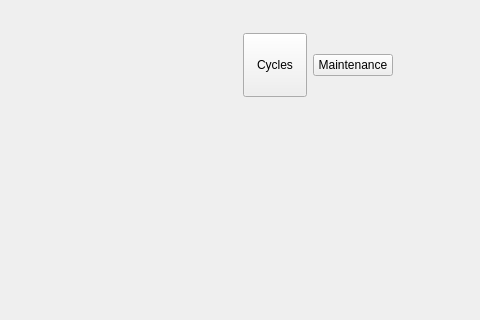
Old version of the form mainwindow.ui in the repository mishkoLitvin/L_Aries-progect; both pictures show x 259 to 739 and y 0 to 320 of the 859 by 768 pixel window.
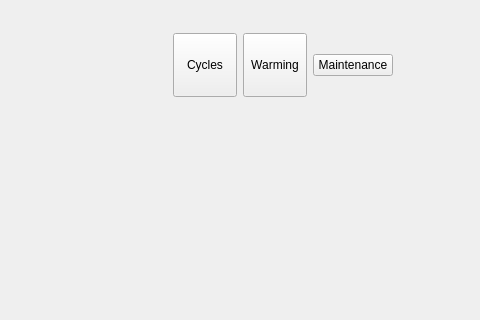
New version of the form. Icons and pictures are not drawn.

Commit message: Warming added. Bug fixing and optimization made.

Diff of the .ui file:
```diff
--- a/mainwindow.ui
+++ b/mainwindow.ui
@@ -326,6 +326,35 @@
             </property>
            </widget>
           </item>
+          <item>
+           <widget class="QToolButton" name="pButtonWarming">
+            <property name="minimumSize">
+             <size>
+              <width>64</width>
+              <height>64</height>
+             </size>
+            </property>
+            <property name="text">
+             <string>Warming</string>
+            </property>
+            <property name="icon">
+             <iconset resource="icons.qrc">
+              <normaloff>:/new/icons/icons/Base/warmingOn.png</normaloff>:/new/icons/icons/Base/warmingOn.png</iconset>
+            </property>
+            <property name="iconSize">
+             <size>
+              <width>32</width>
+              <height>32</height>
+             </size>
+            </property>
+            <property name="checkable">
+             <bool>true</bool>
+            </property>
+            <property name="toolButtonStyle">
+             <enum>Qt::ToolButtonTextUnderIcon</enum>
+            </property>
+           </widget>
+          </item>
           <item>
            <widget class="QPushButton" name="pButtonMaintance">
             <property name="text">
```
Left out of the diff: 2 changed lines with no effect on the pictures. The commit also changes 38 other files.
